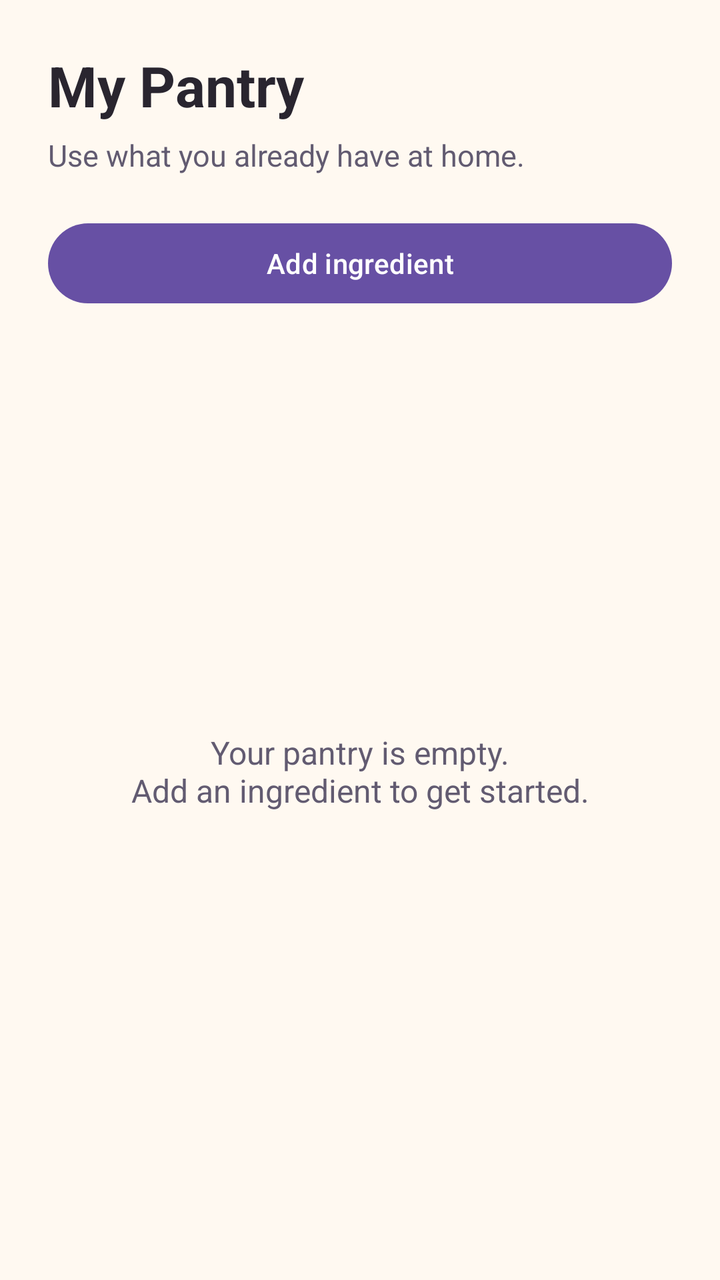
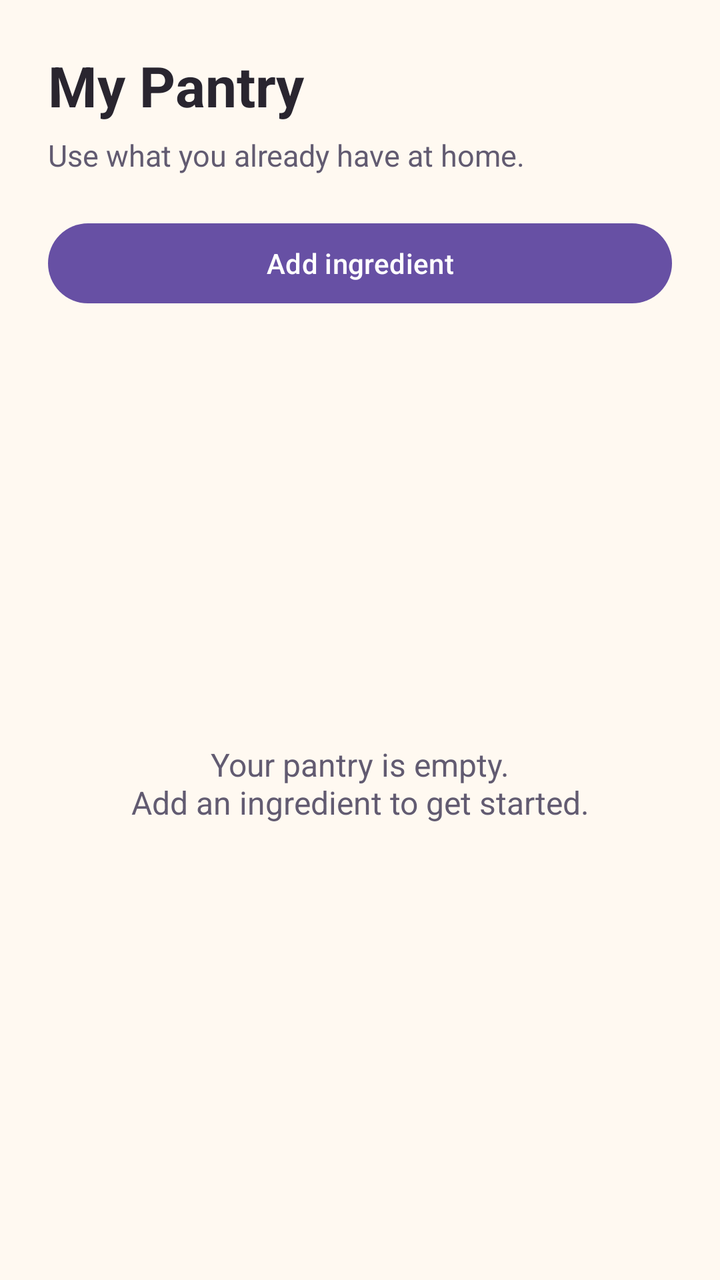

Before-and-after screenshots of an Android layout around one commit, followed by the original layout XML and the change that was made.
<!-- AndroidManifest.xml: application theme Theme.SmartPantryManager -->
<!-- res/layout/activity_main.xml -->
<?xml version="1.0" encoding="utf-8"?>
<LinearLayout xmlns:android="http://schemas.android.com/apk/res/android"
    xmlns:tools="http://schemas.android.com/tools"
    android:id="@+id/main"
    android:layout_width="match_parent"
    android:layout_height="match_parent"
    android:orientation="vertical"
    android:background="#FFF9F1"
    tools:context=".MainActivity">

    <LinearLayout
        android:layout_width="match_parent"
        android:layout_height="match_parent"
        android:orientation="vertical"
        android:padding="24dp">

        <TextView
            android:layout_width="wrap_content"
            android:layout_height="wrap_content"
            android:text="@string/pantry_title"
            android:textColor="#29252F"
            android:textSize="28sp"
            android:textStyle="bold" />

        <TextView
            android:layout_width="wrap_content"
            android:layout_height="wrap_content"
            android:layout_marginTop="6dp"
            android:text="@string/pantry_subtitle"
            android:textColor="#625B71"
            android:textSize="15sp" />

        <Button
            android:id="@+id/addIngredientButton"
            android:layout_width="match_parent"
            android:layout_height="wrap_content"
            android:layout_marginTop="20dp"
            android:text="@string/add_ingredient" />

        <TextView
            android:layout_width="match_parent"
            android:layout_height="0dp"
            android:layout_weight="1"
            android:gravity="center"
            android:text="@string/pantry_empty"
            android:textColor="#625B71"
            android:textSize="16sp" />

    </LinearLayout>

</LinearLayout>
<!-- resources referenced by this layout -->
<resources>
  <string name="add_ingredient">Add ingredient</string>
  <string name="pantry_empty">Your pantry is empty.\nAdd an ingredient to get started.</string>
  <string name="pantry_subtitle">Use what you already have at home.</string>
  <string name="pantry_title">My Pantry</string>
  <style name="Theme.SmartPantryManager" parent="Base.Theme.SmartPantryManager" />
  <style name="Base.Theme.SmartPantryManager" parent="Theme.Material3.DayNight.NoActionBar">
          
          
      </style>
</resources>

<!-- the commit's change to res/layout/activity_main.xml (unified diff, before → after) -->
@@ -37,14 +37,36 @@
             android:layout_marginTop="20dp"
             android:text="@string/add_ingredient" />
 
-        <TextView
+        <FrameLayout
             android:layout_width="match_parent"
             android:layout_height="0dp"
             android:layout_weight="1"
-            android:gravity="center"
-            android:text="@string/pantry_empty"
-            android:textColor="#625B71"
-            android:textSize="16sp" />
+            android:layout_marginTop="12dp">
+
+            <TextView
+                android:id="@+id/emptyPantryMessage"
+                android:layout_width="match_parent"
+                android:layout_height="match_parent"
+                android:gravity="center"
+                android:text="@string/pantry_empty"
+                android:textColor="#625B71"
+                android:textSize="16sp" />
+
+            <ScrollView
+                android:id="@+id/pantryListScroll"
+                android:layout_width="match_parent"
+                android:layout_height="match_parent"
+                android:visibility="gone">
+
+                <LinearLayout
+                    android:id="@+id/pantryIngredientsContainer"
+                    android:layout_width="match_parent"
+                    android:layout_height="wrap_content"
+                    android:orientation="vertical" />
+
+            </ScrollView>
+
+        </FrameLayout>
 
     </LinearLayout>
 
